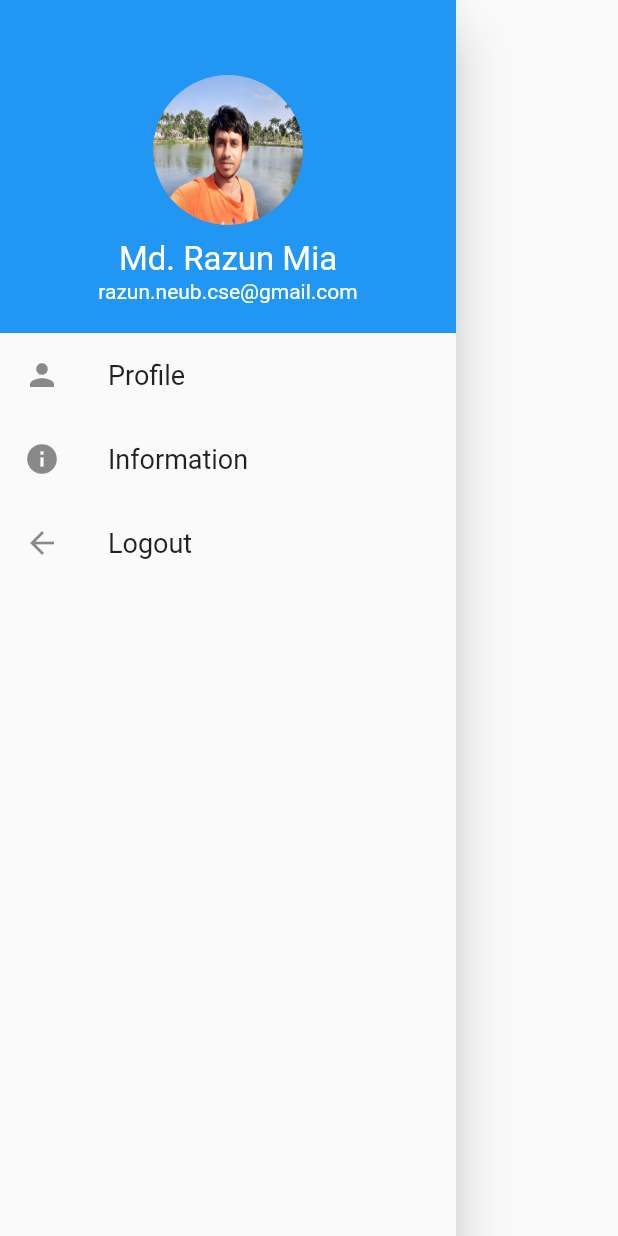
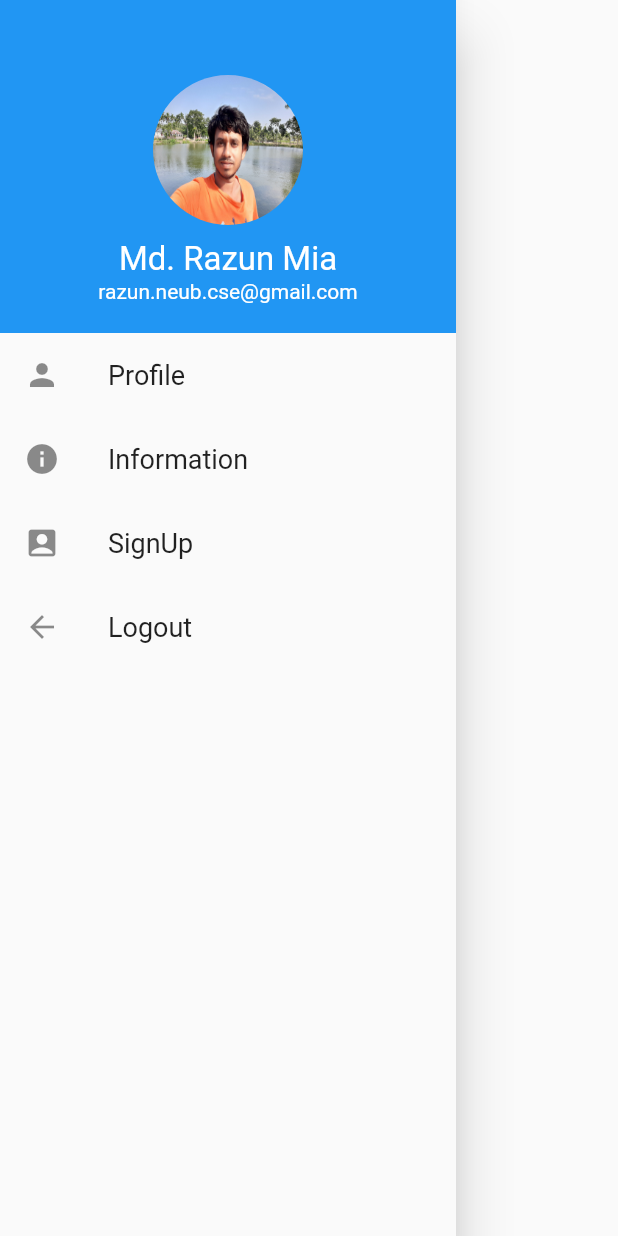
Before and after one commit to mdRazunMia/first_flutter_app, a Flutter app: the MainDrawer widget shown alone on an empty page, opened directly, on a phone screen of 412 x 824 dp. Run offline on Flutter 3.47's test engine with Material 2 defaults, Android fonts, the phone set to English and light mode, and no system bars; network calls fail.

```diff
--- a/lib/main.dart
+++ b/lib/main.dart
@@ -4,6 +4,7 @@ import './screen/person_screen.dart';
 import './screen/main_drawer.dart';
 import './widgets/tabBar_widget.dart';
 import './screen/information_screen.dart';
+import './screen/signUp_screen.dart';
 
 void main() => runApp(MyApp());
 
@@ -20,6 +21,7 @@ class MyApp extends StatelessWidget {
         '/': (_) => TabsExample(),
           MainDrawer.routePerson : (_) => PersonScreen(),
           MainDrawer.informationRoute : (_) => InformationScreen(),
+          MainDrawer.signUpRouter : (_) => SignUpScreen(),
       },
     );
   }
--- a/lib/screen/main_drawer.dart
+++ b/lib/screen/main_drawer.dart
@@ -2,7 +2,8 @@ import 'package:flutter/material.dart';
 
 class MainDrawer extends StatelessWidget {
   static const routePerson = '/person_screen.dart';
-  static const informationRoute = '/information_screen';
+  static const informationRoute = '/information_screen.dart';
+  static const signUpRouter = '/signUp_screen.dart';
   Widget build(BuildContext context) {
     return Drawer(
       child: Column(
@@ -67,6 +68,16 @@ class MainDrawer extends StatelessWidget {
               },
           ),
           ListTile(
+              leading: Icon(Icons.account_box),
+              title: Text(
+                'SignUp',
+                style: TextStyle(fontSize: 18),
+              ),
+              onTap: (){
+                Navigator.of(context).pushNamed(informationRoute);
+              },
+          ),
+          ListTile(
               leading: Icon(Icons.arrow_back),
               title: Text(
                 'Logout',
```
Also changed, not shown: lib/screen/signUp_screen.dart (added, +46 -0 lines).
